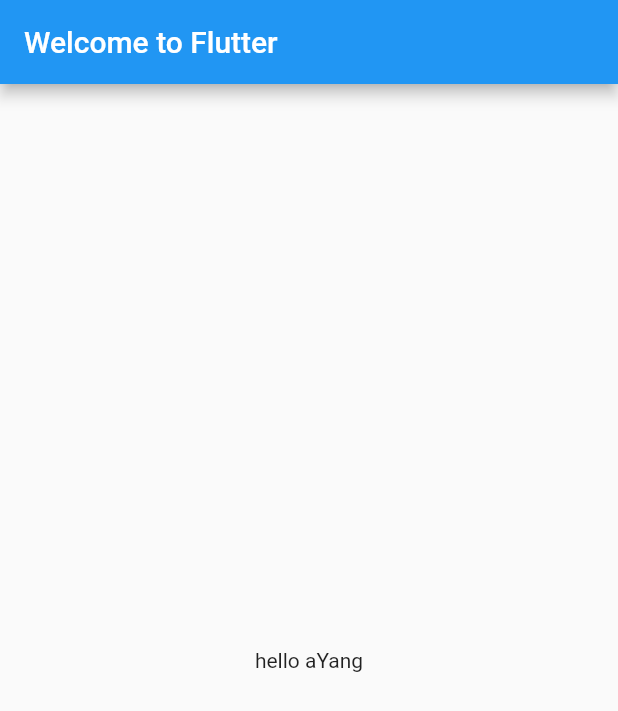
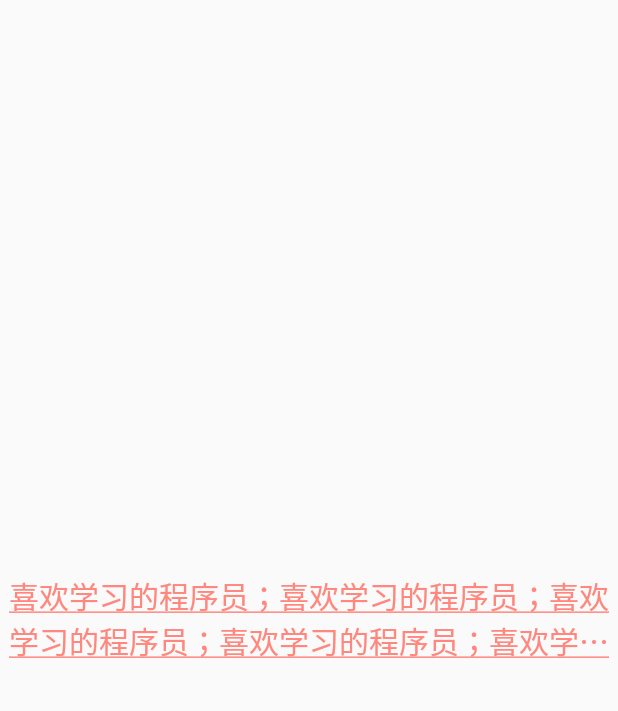
Before and after one commit to aYangLi/js_pang_flutter, a Flutter app: the screen it shows after launch, on a phone screen of 412 x 824 dp. Shown: the top 711 px of the screen. Run offline on Flutter 3.47's test engine with Material 2 defaults, Android fonts, the phone set to English and light mode, and no system bars.

Commit message:
Text 组件

```diff
--- a/lib/main.dart
+++ b/lib/main.dart
@@ -1,19 +1,26 @@
-import 'package:flutter/material.dart'; // material 是一个UI库
+import 'package:flutter/material.dart';
 
 void main() => runApp(MyApp());
 
-class MyApp extends StatelessWidget {
+class MyApp extends StatelessWidget{
   @override
   Widget build(BuildContext context) {
-    // TODO: implement build
     return MaterialApp(
-      title: 'Welcome to Flutter',
+      title: 'Text Widget',
       home: Scaffold(
-        appBar: AppBar(
-          title: Text('Welcome to Flutter'),
-        ),
         body: Center(
-          child: Text('hello aYang'),
+          child: Text(
+            '喜欢学习的程序员；喜欢学习的程序员；喜欢学习的程序员；喜欢学习的程序员；喜欢学习的程序员；喜欢学习的程序员；喜欢学习的程序员；喜欢学习的程序员；喜欢学习的程序员；',
+            textAlign: TextAlign.center,
+            maxLines: 2,
+            overflow: TextOverflow.ellipsis,
+            style: TextStyle(
+              fontSize: 20.0,
+              color: Color.fromARGB(255, 255, 135, 125),
+              decoration: TextDecoration.underline,
+              decorationStyle: TextDecorationStyle.solid,
+            ),
+          ),
         ),
       ),
     );
```
